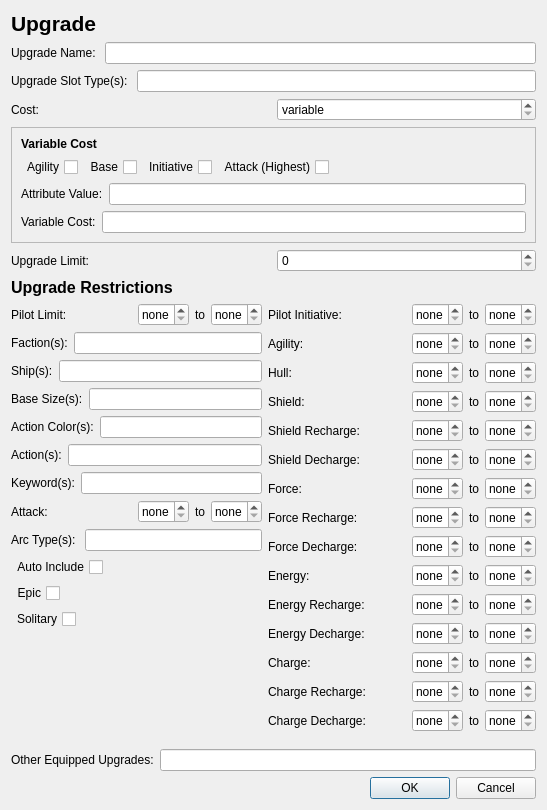
Qt form qt_designer/upgrade_form.ui (flipperlord/x-wing-squad-builder) before a commit.
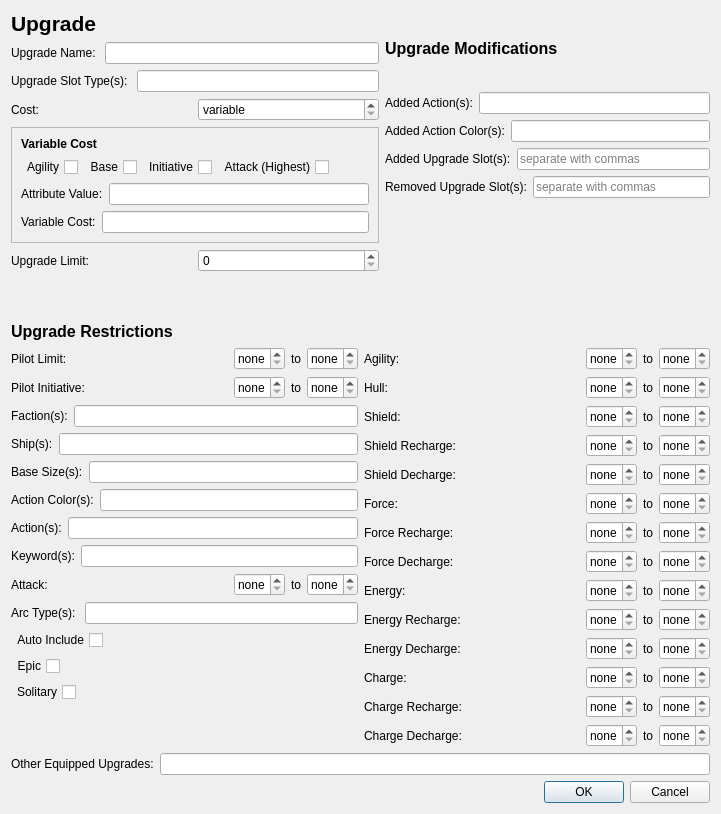
The same form after that commit. Icons and pictures are not drawn.

Commit message: edit upgrade feature

```diff
--- a/qt_designer/upgrade_form.ui
+++ b/qt_designer/upgrade_form.ui
@@ -6,8 +6,8 @@
    <rect>
     <x>0</x>
     <y>0</y>
-    <width>547</width>
-    <height>810</height>
+    <width>721</width>
+    <height>814</height>
    </rect>
   </property>
   <property name="windowTitle">
@@ -21,6 +21,10 @@
    <item>
     <layout class="QVBoxLayout" name="verticalLayout">
      <item>
+      <layout class="QHBoxLayout" name="horizontalLayout_24">
+       <item>
+        <layout class="QVBoxLayout" name="verticalLayout_5">
+         <item>
       <widget class="QLabel" name="label_19">
        <property name="font">
         <font>
@@ -76,7 +80,7 @@
       </layout>
      </item>
      <item>
-      <layout class="QHBoxLayout" name="horizontalLayout_24">
+          <layout class="QHBoxLayout" name="horizontalLayout_25">
        <item>
         <widget class="QLabel" name="label_25">
          <property name="text">
@@ -110,7 +114,7 @@
        <property name="frameShadow">
         <enum>QFrame::Raised</enum>
        </property>
-       <layout class="QVBoxLayout" name="verticalLayout_5">
+           <layout class="QVBoxLayout" name="verticalLayout_6">
         <item>
          <widget class="QLabel" name="label_39">
           <property name="font">
@@ -227,7 +231,7 @@
       </widget>
      </item>
      <item>
-      <layout class="QHBoxLayout" name="horizontalLayout_25">
+          <layout class="QHBoxLayout" name="horizontalLayout_37">
        <item>
         <widget class="QLabel" name="label_26">
          <property name="text">
@@ -250,6 +254,137 @@
        </item>
       </layout>
      </item>
+        </layout>
+       </item>
+       <item>
+        <layout class="QVBoxLayout" name="verticalLayout_7" stretch="1,1,1,1,1,1">
+         <item>
+          <widget class="QLabel" name="label_52">
+           <property name="font">
+            <font>
+             <pointsize>12</pointsize>
+             <bold>true</bold>
+            </font>
+           </property>
+           <property name="text">
+            <string>Upgrade Modifications</string>
+           </property>
+          </widget>
+         </item>
+         <item>
+          <layout class="QHBoxLayout" name="horizontalLayout_38">
+           <item>
+            <widget class="QLabel" name="label_53">
+             <property name="text">
+              <string>Added Action(s):</string>
+             </property>
+            </widget>
+           </item>
+           <item>
+            <widget class="QLineEdit" name="added_actions_line_edit">
+             <property name="text">
+              <string/>
+             </property>
+             <property name="placeholderText">
+              <string/>
+             </property>
+            </widget>
+           </item>
+          </layout>
+         </item>
+         <item>
+          <layout class="QHBoxLayout" name="horizontalLayout_39">
+           <item>
+            <widget class="QLabel" name="label_54">
+             <property name="text">
+              <string>Added Action Color(s):</string>
+             </property>
+            </widget>
+           </item>
+           <item>
+            <widget class="QLineEdit" name="added_action_colors_line_edit">
+             <property name="text">
+              <string/>
+             </property>
+             <property name="placeholderText">
+              <string/>
+             </property>
+            </widget>
+           </item>
+          </layout>
+         </item>
+         <item>
+          <layout class="QHBoxLayout" name="horizontalLayout_40">
+           <item>
+            <widget class="QLabel" name="label_55">
+             <property name="text">
+              <string>Added Upgrade Slot(s):</string>
+             </property>
+            </widget>
+           </item>
+           <item>
+            <widget class="QLineEdit" name="added_upgrade_slots_line_edit">
+             <property name="text">
+              <string/>
+             </property>
+             <property name="placeholderText">
+              <string>separate with commas</string>
+             </property>
+            </widget>
+           </item>
+          </layout>
+         </item>
+         <item>
+          <layout class="QHBoxLayout" name="horizontalLayout_41">
+           <item>
+            <widget class="QLabel" name="label_56">
+             <property name="text">
+              <string>Removed Upgrade Slot(s):</string>
+             </property>
+            </widget>
+           </item>
+           <item>
+            <widget class="QLineEdit" name="removed_upgrade_slots_line_edit">
+             <property name="text">
+              <string/>
+             </property>
+             <property name="placeholderText">
+              <string>separate with commas</string>
+             </property>
+            </widget>
+           </item>
+          </layout>
+         </item>
+         <item>
+          <spacer name="verticalSpacer_3">
+           <property name="orientation">
+            <enum>Qt::Vertical</enum>
+           </property>
+           <property name="sizeHint" stdset="0">
+            <size>
+             <width>20</width>
+             <height>40</height>
+            </size>
+           </property>
+          </spacer>
+         </item>
+        </layout>
+       </item>
+      </layout>
+     </item>
+     <item>
+      <spacer name="verticalSpacer_2">
+       <property name="orientation">
+        <enum>Qt::Vertical</enum>
+       </property>
+       <property name="sizeHint" stdset="0">
+        <size>
+         <width>20</width>
+         <height>40</height>
+        </size>
+       </property>
+      </spacer>
+     </item>
      <item>
       <widget class="QLabel" name="label_20">
        <property name="font">
@@ -324,6 +459,63 @@
            </item>
           </layout>
          </item>
+         <item>
+          <layout class="QHBoxLayout" name="horizontalLayout_29">
+           <item>
+            <widget class="QLabel" name="label_37">
+             <property name="text">
+              <string>Pilot Initiative:</string>
+             </property>
+            </widget>
+           </item>
+           <item>
+            <spacer name="horizontalSpacer_3">
+             <property name="orientation">
+              <enum>Qt::Horizontal</enum>
+             </property>
+             <property name="sizeHint" stdset="0">
+              <size>
+               <width>40</width>
+               <height>20</height>
+              </size>
+             </property>
+            </spacer>
+           </item>
+           <item>
+            <widget class="QSpinBox" name="initiative_low_spinbox">
+             <property name="specialValueText">
+              <string>none</string>
+             </property>
+             <property name="minimum">
+              <number>-1</number>
+             </property>
+             <property name="value">
+              <number>-1</number>
+             </property>
+            </widget>
+           </item>
+           <item>
+            <widget class="QLabel" name="label_38">
+             <property name="text">
+              <string>to</string>
+             </property>
+            </widget>
+           </item>
+           <item>
+            <widget class="QSpinBox" name="initiative_high_spinbox">
+             <property name="specialValueText">
+              <string>none</string>
+             </property>
+             <property name="minimum">
+              <number>-1</number>
+             </property>
+             <property name="value">
+              <number>-1</number>
+             </property>
+            </widget>
+           </item>
+          </layout>
+         </item>
          <item>
           <layout class="QHBoxLayout" name="horizontalLayout_4">
            <item>
@@ -629,63 +821,6 @@
        </item>
        <item>
         <layout class="QVBoxLayout" name="verticalLayout_4">
-         <item>
-          <layout class="QHBoxLayout" name="horizontalLayout_29">
-           <item>
-            <widget class="QLabel" name="label_37">
-             <property name="text">
-              <string>Pilot Initiative:</string>
-             </property>
-            </widget>
-           </item>
-           <item>
-            <spacer name="horizontalSpacer_3">
-             <property name="orientation">
-              <enum>Qt::Horizontal</enum>
-             </property>
-             <property name="sizeHint" stdset="0">
-              <size>
-               <width>40</width>
-               <height>20</height>
-              </size>
-             </property>
-            </spacer>
-           </item>
-           <item>
-            <widget class="QSpinBox" name="initiative_low_spinbox">
-             <property name="specialValueText">
-              <string>none</string>
-             </property>
-             <property name="minimum">
-              <number>-1</number>
-             </property>
-             <property name="value">
-              <number>-1</number>
-             </property>
-            </widget>
-           </item>
-           <item>
-            <widget class="QLabel" name="label_38">
-             <property name="text">
-              <string>to</string>
-             </property>
-            </widget>
-           </item>
-           <item>
-            <widget class="QSpinBox" name="initiative_high_spinbox">
-             <property name="specialValueText">
-              <string>none</string>
-             </property>
-             <property name="minimum">
-              <number>-1</number>
-             </property>
-             <property name="value">
-              <number>-1</number>
-             </property>
-            </widget>
-           </item>
-          </layout>
-         </item>
          <item>
           <layout class="QHBoxLayout" name="horizontalLayout_8">
            <item>
```
Left out of the diff: 2 changed lines with no effect on the pictures. Lines whose indentation alone changed are shown as unchanged. The commit also changes 5 other files.
